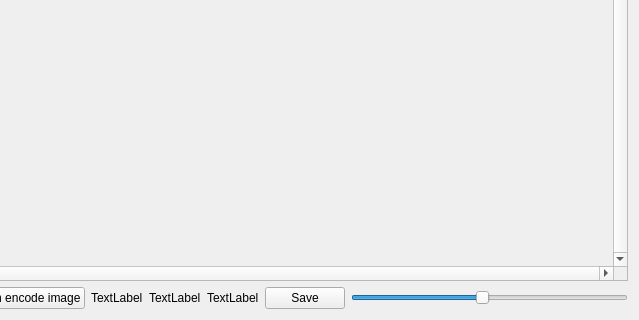
This is mainwindow.ui in CYLMos/Qt_ImageProcess as Qt 5 draws it before an edit; both pictures show x 161 to 800 and y 280 to 600 of the 800 by 600 pixel window. The edited form follows.
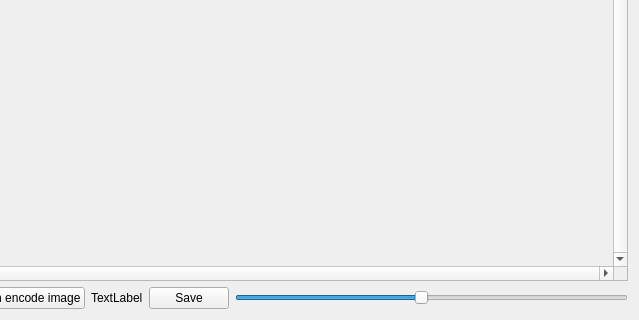
This is the edited form.

```diff
--- a/mainwindow.ui
+++ b/mainwindow.ui
@@ -21,7 +21,7 @@
     <set>Qt::ImhHiddenText</set>
    </property>
    <layout class="QGridLayout" name="gridLayout">
-    <item row="1" column="6">
+    <item row="1" column="4">
      <widget class="QSlider" name="slider_ReSize">
       <property name="minimum">
        <number>-9</number>
@@ -41,7 +41,7 @@
       </property>
      </widget>
     </item>
-    <item row="0" column="0" colspan="7">
+    <item row="0" column="0" colspan="5">
      <widget class="QScrollArea" name="scrollArea">
       <property name="verticalScrollBarPolicy">
        <enum>Qt::ScrollBarAlwaysOn</enum>
@@ -103,20 +103,6 @@
      </widget>
     </item>
     <item row="1" column="3">
-     <widget class="QLabel" name="labe2">
-      <property name="text">
-       <string>TextLabel</string>
-      </property>
-     </widget>
-    </item>
-    <item row="1" column="4">
-     <widget class="QLabel" name="label3">
-      <property name="text">
-       <string>TextLabel</string>
-      </property>
-     </widget>
-    </item>
-    <item row="1" column="5">
      <widget class="QPushButton" name="pb_Save">
       <property name="text">
        <string>Save</string>
```
